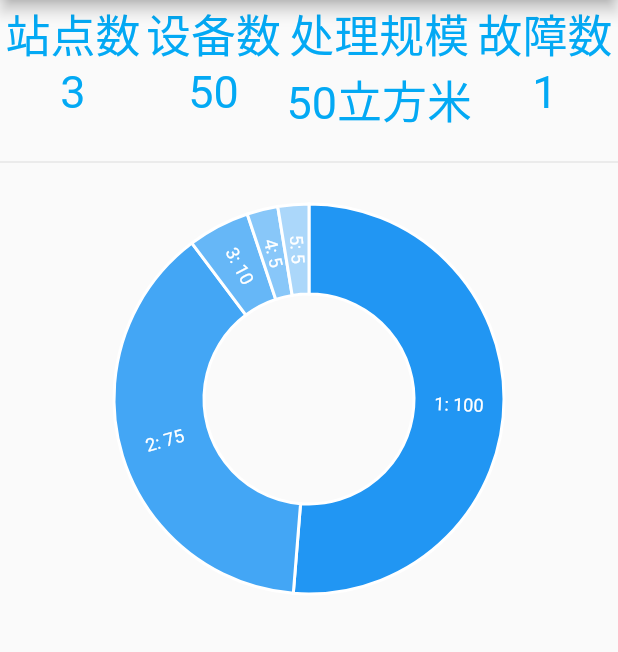
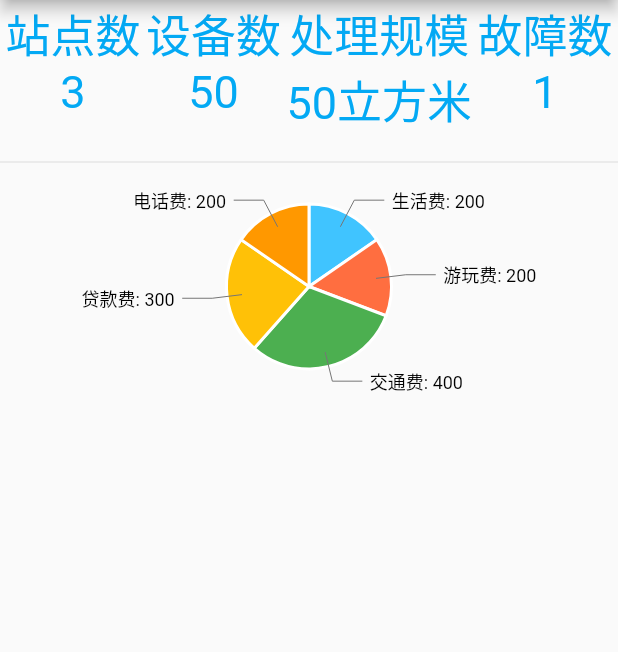
Before and after one commit to csfred/flutter-wqm, a Flutter app: the HomePage screen opened directly, on a phone screen of 412 x 824 dp, the part 84-736 px from its top. Run offline on Flutter 3.47's test engine with Material 2 defaults, Android fonts, the phone set to English and light mode, and no system bars; our stand-ins replace charts_flutter, fluttertoast, shared_preferences; accounts and stored records are empty.

Commit message:
修改饼图结构

```diff
--- a/lib/pages/home.dart
+++ b/lib/pages/home.dart
@@ -2,17 +2,8 @@ import 'dart:convert' as convert;
 
 import 'package:flutter/material.dart';
 import 'package:flutter_web/side_bar.dart';
-import 'package:charts_flutter/flutter.dart' as charts;
 
-class LinearSales {
-  final int id;
-
-  final int sales;
-
-  //final Color colr;
-
-  LinearSales(this.id, this.sales);
-}
+import '../utils/pie_chars.dart';
 
 class HomePage extends StatefulWidget {
   @override
@@ -20,14 +11,21 @@ class HomePage extends StatefulWidget {
 }
 
 class _HomePageState extends State<HomePage> {
-  final List<charts.Series> seriesList = _createSampleData();
-
   var statisData = {
     "stateNum": 3,
     "deviceNum": 50,
     "handleScale": "50立方米",
     "hitchNum": 1
   };
+
+  ///饼图初始数据
+  final List<LinearSales> pieDataList = [
+    LinearSales("生活费", 200, Colors.lightBlueAccent),
+    LinearSales("游玩费", 200, Colors.deepOrangeAccent),
+    LinearSales("交通费", 400, Colors.green),
+    LinearSales("贷款费", 300, Colors.amber),
+    LinearSales("电话费", 200, Colors.orange)
+  ];
 
   @override
   Widget build(BuildContext context) {
@@ -55,7 +53,7 @@ class _HomePageState extends State<HomePage> {
         children: <Widget>[
           _buildStatisWidget(),
           Divider(),
-          _buildPieChatWidget()
+          PieCharts(380, 150, pieDataList),
         ]);
   }
 
@@ -114,39 +112,4 @@ class _HomePageState extends State<HomePage> {
           ],
         ));
   }
-
-  /// 构建饼状图
-  Widget _buildPieChatWidget() {
-    return charts.PieChart(seriesList,
-        animate: false,
-        defaultRenderer: new charts.ArcRendererConfig(
-            arcWidth: 60,
-            arcRendererDecorators: [new charts.ArcLabelDecorator()]));
-  }
-
-  static List<charts.Series<LinearSales, int>> _createSampleData() {
-    List<LinearSales> _dataList = [
-      //LinearSales("生活费", 200, Colors.lightBlueAccent),
-      LinearSales(1, 100),
-      //LinearSales("游玩费", 200, Colors.deepOrangeAccent),
-      LinearSales(2, 75),
-      //LinearSales("交通费", 400, Colors.green),
-      LinearSales(3, 10),
-      //LinearSales("贷款费", 300, Colors.amber),
-      LinearSales(4, 5),
-      //LinearSales("电话费", 200, Colors.orange)
-      LinearSales(5, 5)
-    ];
-
-    return [
-      new charts.Series<LinearSales, int>(
-        id: 'Sales',
-        domainFn: (LinearSales sales, _) => sales.id,
-        measureFn: (LinearSales sales, _) => sales.sales,
-        data: _dataList,
-        // Set a label accessor to control the text of the arc label.
-        labelAccessorFn: (LinearSales row, _) => '${row.id}: ${row.sales}',
-      )
-    ];
-  }
 }
--- a/lib/pages/login.dart
+++ b/lib/pages/login.dart
@@ -14,9 +14,6 @@ class _LoginPageState extends State<LoginPage> {
 
   final FocusNode _userNameFocusNode = FocusNode();
   final FocusNode _pwdFocusNode = FocusNode();
-
-  String _userName = "";
-  String _userPws = "";
 
   @override
   void initState() {
@@ -244,7 +241,7 @@ class _LoginPageState extends State<LoginPage> {
       Fluttertoast.showToast(
           msg: "请输入用户名",
           gravity: ToastGravity.CENTER,
-          timeInSecForIos: 2,
+          timeInSecForIosWeb: 2,
           textColor: Colors.white,
           fontSize: 14.0);
       return false;
@@ -252,7 +249,7 @@ class _LoginPageState extends State<LoginPage> {
       Fluttertoast.showToast(
           msg: "请输入密码",
           gravity: ToastGravity.CENTER,
-          timeInSecForIos: 2,
+          timeInSecForIosWeb: 2,
           textColor: Colors.white,
           fontSize: 14.0);
       return false;
--- /dev/null
+++ b/lib/utils/pie_chars.dart
@@ -0,0 +1,68 @@
+import 'package:flutter/material.dart';
+import 'package:charts_flutter/flutter.dart' as charts;
+
+class LinearSales {
+  final String title;
+
+  final int sales;
+
+  final Color color;
+
+  charts.Color chartsColor;
+
+  factory LinearSales(String title, int sales, Color color) {
+    LinearSales linearSales = LinearSales._internal(title, sales, color);
+    linearSales.chartsColor = charts.ColorUtil.fromDartColor(color);
+    return linearSales;
+  }
+
+  // ignore: unused_element
+  LinearSales._internal(this.title, this.sales, this.color);
+}
+
+/// 饼图
+class PieCharts extends StatelessWidget {
+  final double _width;
+  final double _height;
+
+  final List<LinearSales> _dataList;
+
+  @override
+  Widget build(BuildContext context) {
+    return Container(
+      width: _width,
+      height: _height,
+      child: _buildPieChatWidget(),
+    );
+  }
+
+  PieCharts(this._width, this._height, this._dataList);
+
+  /// 构建饼状图
+  Widget _buildPieChatWidget() {
+    List<charts.Series> seriesList = _createSampleData(_dataList);
+    return charts.PieChart(
+      seriesList,
+      animate: true,
+      defaultRenderer: new charts.ArcRendererConfig(
+        arcWidth: 60,
+        arcRendererDecorators: [new charts.ArcLabelDecorator()],
+      ),
+    );
+  }
+
+  static List<charts.Series<LinearSales, String>> _createSampleData(
+      List<LinearSales> dataList) {
+    return [
+      new charts.Series<LinearSales, String>(
+        id: 'Sales',
+        domainFn: (LinearSales sales, _) => sales.title,
+        measureFn: (LinearSales sales, _) => sales.sales,
+        data: dataList,
+        colorFn: (LinearSales sales, _) => sales.chartsColor,
+        //设置饼图显示标签 Set a label accessor to control the text of the arc label.
+        labelAccessorFn: (LinearSales row, _) => '${row.title}: ${row.sales}',
+      )
+    ];
+  }
+}
--- a/pubspec.yaml
+++ b/pubspec.yaml
@@ -35,7 +35,6 @@ dependencies:
   font_awesome_flutter: any #这个一个Flutter的图标库
   fluttertoast: any
   shared_preferences: ^0.5.6 #cacheUtils
-  #flutter_echart: ^1.0.0
   charts_flutter: ^0.10.0
 
 dev_dependencies:
```
Also changed, not shown: 3 other files.
